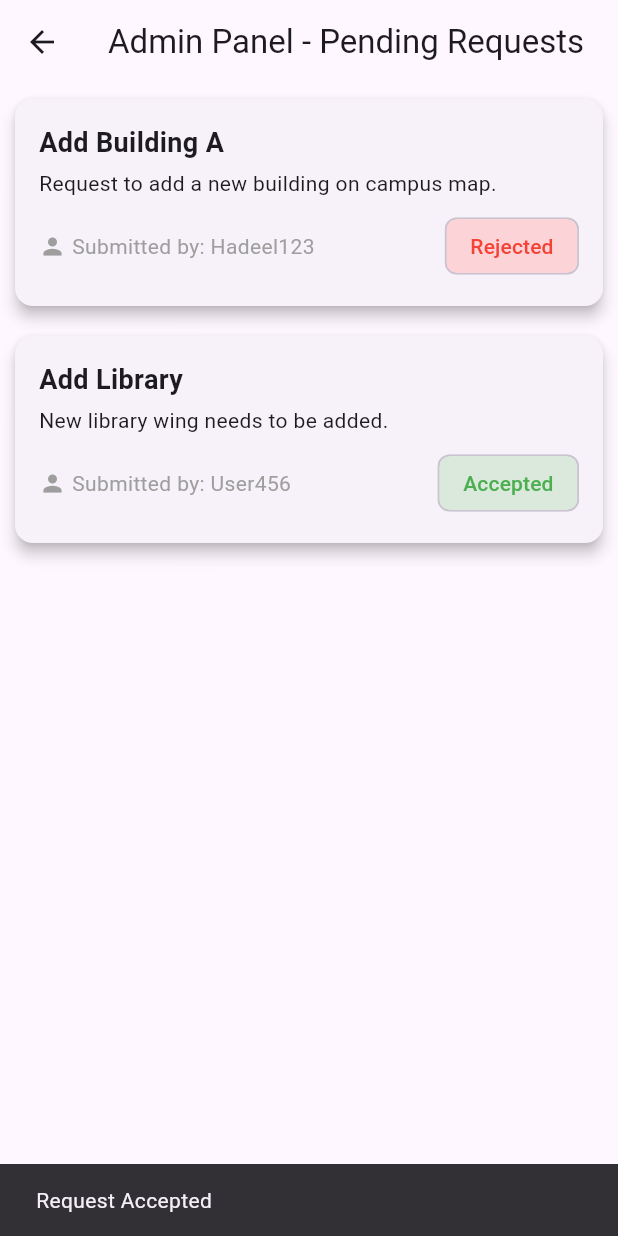
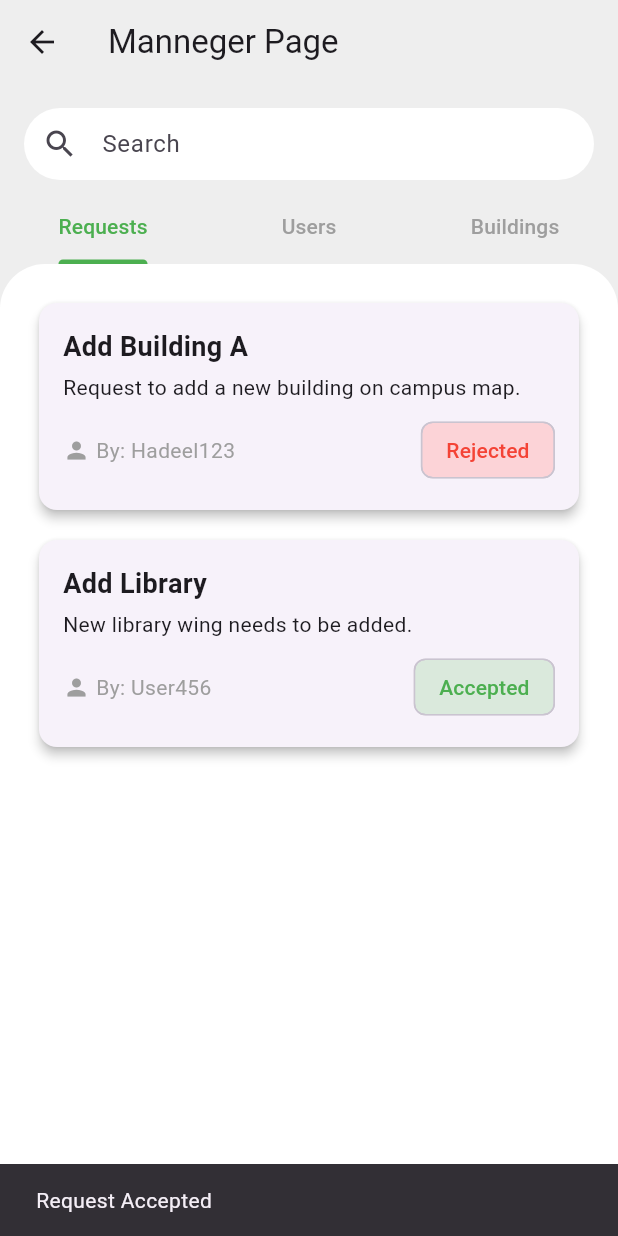
Before and after one commit to MalikKa2002/final_project, a Flutter app: the AdminPage screen opened directly, after a tap on "Reject", after a tap on "Accept", on a phone screen of 412 x 824 dp. Run offline on Flutter 3.47's test engine with Material 3 defaults, Android fonts, the phone set to English and light mode, and no system bars; our stand-ins replace carousel_slider, cloud_firestore, dotted_border, file_picker, firebase_auth, firebase_core and 4 more; accounts and stored records are empty.

Commit message:
Refactor AdminPage to implement tab navigation and integrate Request management functionality

```diff
--- a/smart_guide/lib/Screens/admin_pade.dart
+++ b/smart_guide/lib/Screens/admin_pade.dart
@@ -1,131 +1,94 @@
 import 'package:flutter/material.dart';
-
-class Request {
-  final String id;
-  final String title;
-  final String description;
-  final String submittedBy;
-  String status; // "Pending", "Accepted", "Rejected"
-
-  Request({
-    required this.id,
-    required this.title,
-    required this.description,
-    required this.submittedBy,
-    this.status = "Pending",
-  });
-}
+import 'package:smart_guide/components/request.dart';
 
 class AdminPage extends StatefulWidget {
   @override
-  _AdminPageState createState() => _AdminPageState();
+  createState() => _AdminPageState();
 }
 
-class _AdminPageState extends State<AdminPage> {
-  List<Request> requests = [
-    Request(
-      id: '1',
-      title: 'Add Building A',
-      description: 'Request to add a new building on campus map.',
-      submittedBy: 'Hadeel123',
-    ),
-    Request(
-      id: '2',
-      title: 'Add Library',
-      description: 'New library wing needs to be added.',
-      submittedBy: 'User456',
-    ),
-  ];
+class _AdminPageState extends State<AdminPage>
+    with SingleTickerProviderStateMixin {
+  TabController? _tabController;
 
-  void acceptRequest(String id) {
-    setState(() {
-      requests.firstWhere((req) => req.id == id).status = "Accepted";
-    });
-    ScaffoldMessenger.of(context)
-        .showSnackBar(SnackBar(content: Text("Request Accepted")));
+  @override
+  void initState() {
+    super.initState();
+    _tabController =
+        TabController(length: 3, vsync: this); // Initialize TabController
   }
 
-  void rejectRequest(String id) {
-    setState(() {
-      requests.firstWhere((req) => req.id == id).status = "Rejected";
-    });
-    ScaffoldMessenger.of(context)
-        .showSnackBar(SnackBar(content: Text("Request Rejected")));
+  @override
+  void dispose() {
+    _tabController?.dispose(); // Dispose of the TabController
+    super.dispose();
   }
 
   @override
   Widget build(BuildContext context) {
     return Scaffold(
-      appBar: AppBar(title: Text('Admin Panel - Pending Requests')),
-      body: ListView.builder(
-        itemCount: requests.length,
-        itemBuilder: (context, index) {
-          final req = requests[index];
-          return Card(
-            margin: EdgeInsets.all(10),
-            elevation: 4,
-            shape:
-                RoundedRectangleBorder(borderRadius: BorderRadius.circular(12)),
-            child: Padding(
-              padding: const EdgeInsets.all(16),
+      backgroundColor: Colors.grey[200],
+      appBar: AppBar(
+        backgroundColor: Colors.grey[200],
+        title: Text('Manneger Page'),
+        automaticallyImplyLeading: true,
+        bottom: PreferredSize(
+          preferredSize: Size.fromHeight(120), // space for search + tabs
           child: Column(
             crossAxisAlignment: CrossAxisAlignment.start,
             children: [
-                  Text(req.title,
-                      style:
-                          TextStyle(fontSize: 18, fontWeight: FontWeight.bold)),
-                  SizedBox(height: 4),
-                  Text(req.description),
-                  SizedBox(height: 8),
-                  Row(
-                    children: [
-                      Icon(Icons.person, size: 18, color: Colors.grey),
-                      SizedBox(width: 4),
-                      Text("Submitted by: ${req.submittedBy}",
-                          style: TextStyle(fontSize: 14, color: Colors.grey)),
-                      Spacer(),
-                      Chip(
-                        label: Text(req.status),
-                        backgroundColor: req.status == "Accepted"
-                            ? Colors.green.withOpacity(0.2)
-                            : req.status == "Rejected"
-                                ? Colors.red.withOpacity(0.2)
-                                : Colors.orange.withOpacity(0.2),
-                        labelStyle: TextStyle(
-                          color: req.status == "Accepted"
-                              ? Colors.green
-                              : req.status == "Rejected"
-                                  ? Colors.red
-                                  : Colors.orange,
+              // Search bar
+              Padding(
+                padding:
+                    const EdgeInsets.symmetric(horizontal: 16, vertical: 8),
+                child: TextField(
+                  decoration: InputDecoration(
+                    hintText: 'Search',
+                    prefixIcon: Icon(Icons.search),
+                    filled: true,
+                    fillColor: Colors.white,
+                    contentPadding: EdgeInsets.symmetric(vertical: 0),
+                    border: OutlineInputBorder(
+                      borderRadius: BorderRadius.circular(25),
+                      borderSide: BorderSide.none,
                     ),
-                      )
+                  ),
+                ),
+              ),
+              // Tab bar
+              TabBar(
+                controller: _tabController,
+                indicatorColor: Colors.green,
+                labelColor: Colors.green,
+                unselectedLabelColor: Colors.grey,
+                dividerColor: Colors.transparent,
+                tabs: [
+                  Tab(text: 'Requests'),
+                  Tab(text: 'Users'),
+                  Tab(text: 'Buildings'),
                 ],
-                  ),
-                  if (req.status == "Pending") ...[
-                    SizedBox(height: 12),
-                    Row(
-                      mainAxisAlignment: MainAxisAlignment.end,
-                      children: [
-                        OutlinedButton.icon(
-                          icon: Icon(Icons.close, color: Colors.red),
-                          label: Text("Reject"),
-                          onPressed: () => rejectRequest(req.id),
-                        ),
-                        SizedBox(width: 8),
-                        ElevatedButton.icon(
-                          icon: Icon(Icons.check),
-                          label: Text("Accept"),
-                          onPressed: () => acceptRequest(req.id),
               ),
             ],
           ),
-                  ],
+        ),
+      ),
+      body: Container(
+        padding: EdgeInsets.all(16),
+        decoration: BoxDecoration(
+          color: Colors.white,
+          borderRadius: BorderRadius.circular(30),
+        ),
+        child: TabBarView(
+          controller: _tabController,
+          children: [
+            RequestBody(),
+            _buildUsersTab(),
+            _buildBuildingsTab(),
           ],
         ),
       ),
     );
-        },
-      ),
-    );
   }
+
+  Widget _buildUsersTab() => Center(child: Text('Users List Here'));
+  Widget _buildBuildingsTab() => Center(child: Text('Buildings List Here'));
 }
--- a/smart_guide/lib/Screens/form_screen.dart
+++ b/smart_guide/lib/Screens/form_screen.dart
@@ -203,7 +203,10 @@ class _FormScreenState extends State<FormScreen> {
   Widget build(BuildContext context) {
     return Scaffold(
       backgroundColor: Colors.grey.shade100,
-      appBar: AppBar(title: Text("New Building ")),
+      appBar: AppBar(
+        backgroundColor: Colors.grey[100],
+        title: Text("New Building "),
+      ),
       body: Center(
         child: SingleChildScrollView(
           child: Container(
--- /dev/null
+++ b/smart_guide/lib/components/request.dart
@@ -0,0 +1,133 @@
+import 'package:flutter/material.dart';
+
+class Request {
+  final String id;
+  final String title;
+  final String description;
+  final String submittedBy;
+  String status; // "Pending", "Accepted", "Rejected"
+
+  Request({
+    required this.id,
+    required this.title,
+    required this.description,
+    required this.submittedBy,
+    this.status = "Pending",
+  });
+}
+
+class RequestBody extends StatefulWidget {
+  const RequestBody({super.key});
+
+  @override
+  createState() => _RequestBodyState();
+}
+
+class _RequestBodyState extends State<RequestBody> {
+  List<Request> requests = [
+    Request(
+      id: '1',
+      title: 'Add Building A',
+      description: 'Request to add a new building on campus map.',
+      submittedBy: 'Hadeel123',
+    ),
+    Request(
+      id: '2',
+      title: 'Add Library',
+      description: 'New library wing needs to be added.',
+      submittedBy: 'User456',
+    ),
+  ];
+
+  void acceptRequest(String id) {
+    setState(() {
+      requests.firstWhere((req) => req.id == id).status = "Accepted";
+    });
+    ScaffoldMessenger.of(context).showSnackBar(
+      SnackBar(content: Text("Request Accepted")),
+    );
+  }
+
+  void rejectRequest(String id) {
+    setState(() {
+      requests.firstWhere((req) => req.id == id).status = "Rejected";
+    });
+    ScaffoldMessenger.of(context).showSnackBar(
+      SnackBar(content: Text("Request Rejected")),
+    );
+  }
+
+  @override
+  Widget build(BuildContext context) {
+    return ListView.builder(
+      itemCount: requests.length,
+      itemBuilder: (context, index) {
+        final req = requests[index];
+        return Card(
+          margin: EdgeInsets.all(10),
+          elevation: 3,
+          shape: RoundedRectangleBorder(
+            borderRadius: BorderRadius.circular(12),
+          ),
+          child: Padding(
+            padding: EdgeInsets.all(16),
+            child: Column(
+              crossAxisAlignment: CrossAxisAlignment.start,
+              children: [
+                Text(req.title,
+                    style:
+                        TextStyle(fontSize: 18, fontWeight: FontWeight.bold)),
+                SizedBox(height: 4),
+                Text(req.description),
+                SizedBox(height: 8),
+                Row(
+                  children: [
+                    Icon(Icons.person, size: 18, color: Colors.grey),
+                    SizedBox(width: 4),
+                    Text("By: ${req.submittedBy}",
+                        style: TextStyle(color: Colors.grey)),
+                    Spacer(),
+                    Chip(
+                      label: Text(req.status),
+                      backgroundColor: req.status == "Accepted"
+                          ? Colors.green.withOpacity(0.2)
+                          : req.status == "Rejected"
+                              ? Colors.red.withOpacity(0.2)
+                              : Colors.orange.withOpacity(0.2),
+                      labelStyle: TextStyle(
+                        color: req.status == "Accepted"
+                            ? Colors.green
+                            : req.status == "Rejected"
+                                ? Colors.red
+                                : Colors.orange,
+                      ),
+                    ),
+                  ],
+                ),
+                if (req.status == "Pending") ...[
+                  SizedBox(height: 12),
+                  Row(
+                    mainAxisAlignment: MainAxisAlignment.end,
+                    children: [
+                      OutlinedButton.icon(
+                        icon: Icon(Icons.close, color: Colors.red),
+                        label: Text("Reject"),
+                        onPressed: () => rejectRequest(req.id),
+                      ),
+                      SizedBox(width: 8),
+                      ElevatedButton.icon(
+                        icon: Icon(Icons.check),
+                        label: Text("Accept"),
+                        onPressed: () => acceptRequest(req.id),
+                      ),
+                    ],
+                  ),
+                ]
+              ],
+            ),
+          ),
+        );
+      },
+    );
+  }
+}
```
Lines whose indentation alone changed are shown as unchanged.
